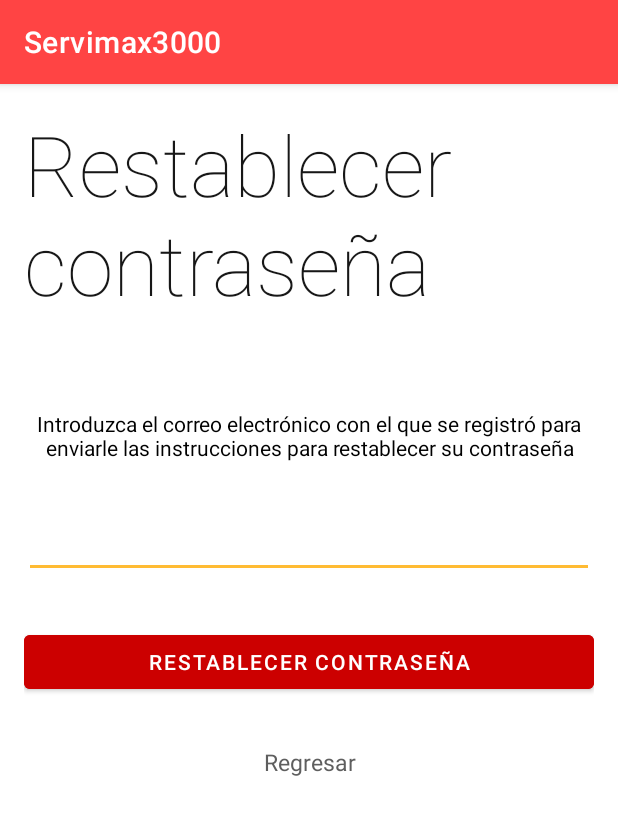
After one commit to oscargsdev/servimax3000, an Android app: the RestablecerContra screen opened directly, with no data from a screen before it, on a phone screen of 412 x 824 dp. The commit adds this screen. Shown: the top 815 px of the screen. Run offline under Robolectric (Android 15) with nearby library versions, the phone set to English and light mode, and no system bars; our stand-ins replace Firebase (no records; nobody signed in at launch, a user with empty details on screens opened directly).

Commit message:
XML para restablecer contraseña

```diff
--- a/servimaxApp/app/src/main/AndroidManifest.xml
+++ b/servimaxApp/app/src/main/AndroidManifest.xml
@@ -9,6 +9,9 @@
         android:supportsRtl="true"
         android:theme="@style/Theme.MyApplication"
         android:usesCleartextTraffic="true">
+        <activity
+            android:name=".RestablecerContra"
+            android:exported="false" />
         <activity
             android:name=".Registro"
             android:exported="false" />
--- /dev/null
+++ b/servimaxApp/app/src/main/java/com/example/myapplication/RestablecerContra.java
@@ -0,0 +1,69 @@
+package com.example.myapplication;
+
+import androidx.annotation.NonNull;
+import androidx.appcompat.app.AppCompatActivity;
+
+import android.os.Bundle;
+import android.text.TextUtils;
+import android.view.View;
+import android.widget.Button;
+import android.widget.EditText;
+import android.widget.TextView;
+import android.widget.Toast;
+
+import com.google.android.gms.tasks.OnCompleteListener;
+import com.google.android.gms.tasks.Task;
+import com.google.firebase.auth.FirebaseAuth;
+
+public class RestablecerContra extends AppCompatActivity {
+
+    private EditText correo;
+    private Button btnReset;
+    TextView textRegresar;
+    private FirebaseAuth auth;
+
+    @Override
+    protected void onCreate(Bundle savedInstanceState) {
+        super.onCreate(savedInstanceState);
+        setContentView(R.layout.activity_restablecer_contra);
+
+        correo = (EditText) findViewById(R.id.correo_res_text);
+        btnReset = (Button) findViewById(R.id.btn_reset);
+        textRegresar = (TextView) findViewById(R.id.textRegresar);
+
+        auth = FirebaseAuth.getInstance();
+
+        btnReset.setOnClickListener(new View.OnClickListener() {
+            @Override
+            public void onClick(View view) {
+
+                String email = correo.getText().toString().trim();
+
+                if(TextUtils.isEmpty(email)){
+                    Toast.makeText(getApplication(),
+                            "Escriba el coreo electrónico que tiene resgistrado",
+                            Toast.LENGTH_SHORT).show();
+                    return;
+                }
+
+                auth.sendPasswordResetEmail(email)
+                        .addOnCompleteListener(new OnCompleteListener<Void>() {
+                            @Override
+                            public void onComplete(@NonNull Task<Void> task) {
+                                Toast.makeText(RestablecerContra.this,"Te hemos enviado instrucciones" +
+                                                " para que reestablecer tu contraseña",
+                                        Toast.LENGTH_SHORT).show();
+                            }
+                        });
+            }
+        });
+
+        textRegresar.setOnClickListener(new View.OnClickListener() {
+            @Override
+            public void onClick(View view) {
+                finish();
+            }
+        });
+
+    }
+}
--- a/servimaxApp/app/src/main/res/layout/activity_login.xml
+++ b/servimaxApp/app/src/main/res/layout/activity_login.xml
@@ -16,8 +16,8 @@
             android:id="@+id/login_title"
             android:layout_width="match_parent"
             android:layout_height="wrap_content"
+            android:fontFamily="sans-serif-thin"
             android:text="@string/login_title_label"
-            android:fontFamily="sans-serif-thin"
 
             android:textAppearance="@style/TextAppearance.AppCompat.Display3" />
 
@@ -63,6 +63,13 @@
             android:onClick="login"
             android:text="@string/ingresar_label" />
 
+        <TextView
+            android:id="@+id/textView2"
+            android:layout_width="match_parent"
+            android:layout_height="wrap_content"
+            android:text="@string/restablecer_label"
+            android:textSize="15sp" />
+
         <Space
             android:layout_width="match_parent"
             android:layout_height="0dp"
--- /dev/null
+++ b/servimaxApp/app/src/main/res/layout/activity_restablecer_contra.xml
@@ -0,0 +1,71 @@
+<?xml version="1.0" encoding="utf-8"?>
+<androidx.constraintlayout.widget.ConstraintLayout xmlns:android="http://schemas.android.com/apk/res/android"
+    xmlns:app="http://schemas.android.com/apk/res-auto"
+    xmlns:tools="http://schemas.android.com/tools"
+    android:layout_width="match_parent"
+    android:layout_height="match_parent"
+    tools:context=".RestablecerContra">
+
+    <LinearLayout
+        android:layout_width="match_parent"
+        android:layout_height="match_parent"
+        android:orientation="vertical"
+        android:padding="@dimen/pad_registro_login">
+
+        <TextView
+            android:id="@+id/titulo"
+            android:layout_width="match_parent"
+            android:layout_height="wrap_content"
+            android:fontFamily="sans-serif-thin"
+            android:text="@string/restablecer_title_label"
+            android:textAppearance="@style/TextAppearance.AppCompat.Display3"
+            android:textColor="#171717" />
+
+        <Space
+            android:layout_width="match_parent"
+            android:layout_height="60dp" />
+
+        <TextView
+            android:id="@+id/textView4"
+            android:layout_width="match_parent"
+            android:layout_height="wrap_content"
+            android:gravity="center"
+            android:text="@string/instruccionesRes_label"
+            android:textColor="#000000" />
+
+        <Space
+            android:layout_width="match_parent"
+            android:layout_height="@dimen/space_h" />
+
+        <EditText
+            android:id="@+id/correo_res_text"
+            android:layout_width="match_parent"
+            android:layout_height="wrap_content"
+            android:ems="10"
+            android:inputType="textEmailAddress" />
+
+        <Space
+            android:layout_width="match_parent"
+            android:layout_height="@dimen/space_h" />
+
+        <Button
+            android:id="@+id/btn_reset"
+            android:layout_width="match_parent"
+            android:layout_height="wrap_content"
+            android:backgroundTint="?attr/colorPrimaryVariant"
+            android:text="@string/restablecer_boton" />
+
+        <Space
+            android:layout_width="match_parent"
+            android:layout_height="@dimen/space_h" />
+
+        <TextView
+            android:id="@+id/textRegresar"
+            android:layout_width="match_parent"
+            android:layout_height="wrap_content"
+            android:gravity="center"
+            android:text="Regresar"
+            android:textColor="#5E5E5E"
+            android:textSize="15sp" />
+    </LinearLayout>
+</androidx.constraintlayout.widget.ConstraintLayout>
--- a/servimaxApp/app/src/main/res/values/strings.xml
+++ b/servimaxApp/app/src/main/res/values/strings.xml
@@ -33,6 +33,10 @@
     <string name="rbTrabajador">Presto servicios</string>
     <string name="completar_registro">Completar registro</string>
     <string name="Fontanero">Fontanería</string>
+    <string name="restablecer_label">¿Olvidaste tu contraseña?</string>
+    <string name="restablecer_boton">Restablecer contraseña</string>
+    <string name="restablecer_title_label">Restablecer contraseña</string>
+    <string name="instruccionesRes_label">Introduzca el correo electrónico con el que se registró para enviarle las instrucciones para restablecer su contraseña</string>
 
 
     <string-array name="dummy_nombres">
@@ -144,7 +148,6 @@
         <item>Vienna</item>
 
 
-
     </array>
 
     <array name="apesRegistro">
```
